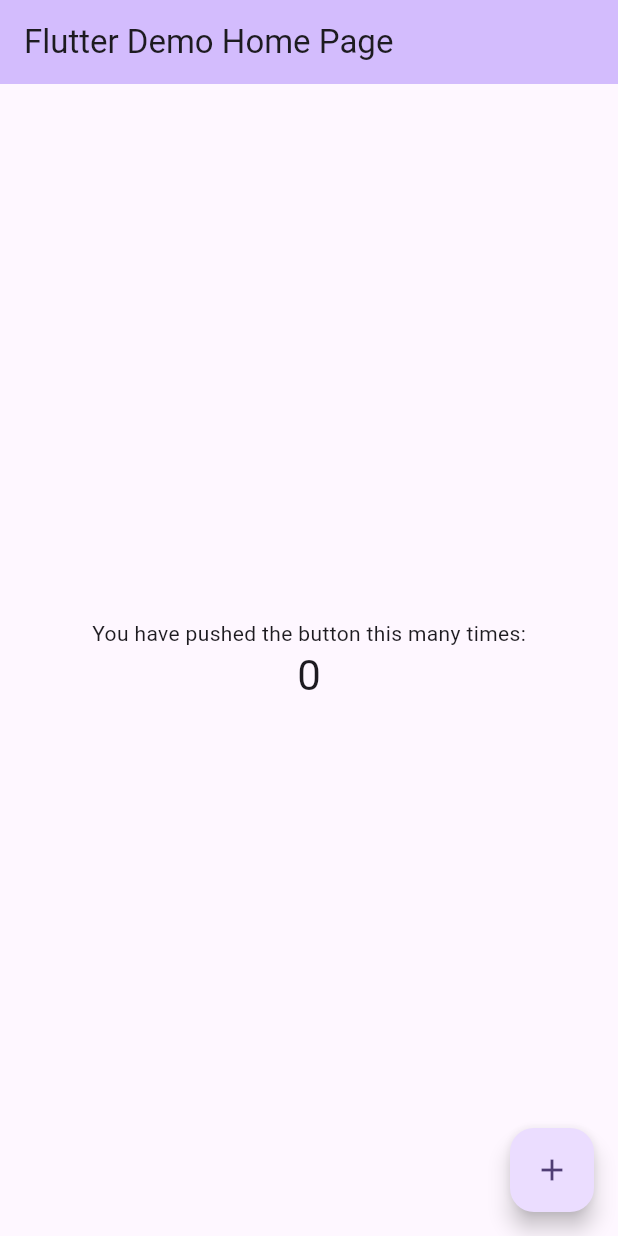
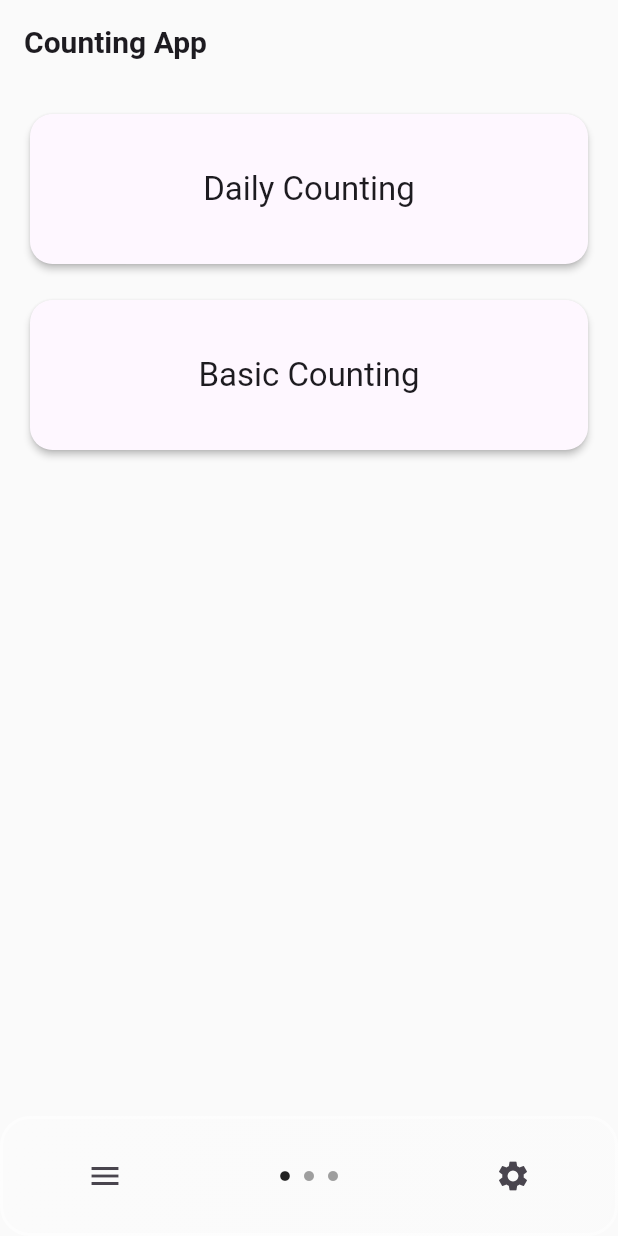
Before and after one commit to mark3lim/counting_mobile_app, a Flutter app: the screen it shows after launch, on a phone screen of 412 x 824 dp. Run offline on Flutter 3.47's test engine with Material 3 defaults, Android fonts, the phone set to English and light mode, and no system bars; drawn by our look-alikes of glassmorphism; our stand-ins replace flutter_riverpod.

Commit message:
숫자 세는 기능 코딩 시작. 일별, 기본 UI/UX 기본 코딩.

```diff
--- /dev/null
+++ b/lib/l10n/app_en.arb
@@ -0,0 +1,11 @@
+{
+  "@@locale": "en",
+  "appTitle": "Counting App",
+  "dailyCounting": "Daily Counting",
+  "basicCounting": "Basic Counting",
+  "addCategory": "Add Category",
+  "categoryName": "Category Name",
+  "add": "Add",
+  "cancel": "Cancel",
+  "delete": "Delete"
+}
--- a/lib/main.dart
+++ b/lib/main.dart
@@ -1,122 +1,47 @@
+import 'package:counting_app/generated/l10n/app_localizations.dart';
 import 'package:flutter/material.dart';
+import 'package:flutter_riverpod/flutter_riverpod.dart';
+import 'package:counting_app/presentation/views/home_view.dart';
 
 void main() {
-  runApp(const MyApp());
+  // Riverpod을 사용하기 위해 ProviderScope로 앱을 감싸줍니다.
+  runApp(const ProviderScope(child: MyApp()));
 }
 
 class MyApp extends StatelessWidget {
+  /// MyApp 위젯의 생성자입니다.
   const MyApp({super.key});
 
-  // This widget is the root of your application.
+  // 이 위젯은 애플리케이션의 루트입니다.
   @override
   Widget build(BuildContext context) {
     return MaterialApp(
-      title: 'Flutter Demo',
+      debugShowCheckedModeBanner: false,
+      title: 'Counting App',
       theme: ThemeData(
-        // This is the theme of your application.
-        //
-        // TRY THIS: Try running your application with "flutter run". You'll see
-        // the application has a purple toolbar. Then, without quitting the app,
-        // try changing the seedColor in the colorScheme below to Colors.green
-        // and then invoke "hot reload" (save your changes or press the "hot
-        // reload" button in a Flutter-supported IDE, or press "r" if you used
-        // the command line to start the app).
-        //
-        // Notice that the counter didn't reset back to zero; the application
-        // state is not lost during the reload. To reset the state, use hot
-        // restart instead.
-        //
-        // This works for code too, not just values: Most code changes can be
-        // tested with just a hot reload.
+        brightness: Brightness.light,
         colorScheme: ColorScheme.fromSeed(seedColor: Colors.deepPurple),
+        scaffoldBackgroundColor: const Color(0xFFFAFAFA),
+        appBarTheme: const AppBarTheme(
+          backgroundColor: Color(0xFFFAFAFA),
+          elevation: 0,
+        ),
+        useMaterial3: true,
       ),
-      home: const MyHomePage(title: 'Flutter Demo Home Page'),
+      darkTheme: ThemeData(
+        brightness: Brightness.dark,
+        colorScheme: ColorScheme.fromSeed(
+            seedColor: Colors.deepPurple, brightness: Brightness.dark),
+        appBarTheme: AppBarTheme(
+          backgroundColor: Colors.grey[900],
+          elevation: 0,
+        ),
+        useMaterial3: true,
+      ),
+      themeMode: ThemeMode.system,
+      localizationsDelegates: AppLocalizations.localizationsDelegates,
+      supportedLocales: AppLocalizations.supportedLocales,
+      home: const HomeView(),
     );
   }
 }
-
-class MyHomePage extends StatefulWidget {
-  const MyHomePage({super.key, required this.title});
-
-  // This widget is the home page of your application. It is stateful, meaning
-  // that it has a State object (defined below) that contains fields that affect
-  // how it looks.
-
-  // This class is the configuration for the state. It holds the values (in this
-  // case the title) provided by the parent (in this case the App widget) and
-  // used by the build method of the State. Fields in a Widget subclass are
-  // always marked "final".
-
-  final String title;
-
-  @override
-  State<MyHomePage> createState() => _MyHomePageState();
-}
-
-class _MyHomePageState extends State<MyHomePage> {
-  int _counter = 0;
-
-  void _incrementCounter() {
-    setState(() {
-      // This call to setState tells the Flutter framework that something has
-      // changed in this State, which causes it to rerun the build method below
-      // so that the display can reflect the updated values. If we changed
-      // _counter without calling setState(), then the build method would not be
-      // called again, and so nothing would appear to happen.
-      _counter++;
-    });
-  }
-
-  @override
-  Widget build(BuildContext context) {
-    // This method is rerun every time setState is called, for instance as done
-    // by the _incrementCounter method above.
-    //
-    // The Flutter framework has been optimized to make rerunning build methods
-    // fast, so that you can just rebuild anything that needs updating rather
-    // than having to individually change instances of widgets.
-    return Scaffold(
-      appBar: AppBar(
-        // TRY THIS: Try changing the color here to a specific color (to
-        // Colors.amber, perhaps?) and trigger a hot reload to see the AppBar
-        // change color while the other colors stay the same.
-        backgroundColor: Theme.of(context).colorScheme.inversePrimary,
-        // Here we take the value from the MyHomePage object that was created by
-        // the App.build method, and use it to set our appbar title.
-        title: Text(widget.title),
-      ),
-      body: Center(
-        // Center is a layout widget. It takes a single child and positions it
-        // in the middle of the parent.
-        child: Column(
-          // Column is also a layout widget. It takes a list of children and
-          // arranges them vertically. By default, it sizes itself to fit its
-          // children horizontally, and tries to be as tall as its parent.
-          //
-          // Column has various properties to control how it sizes itself and
-          // how it positions its children. Here we use mainAxisAlignment to
-          // center the children vertically; the main axis here is the vertical
-          // axis because Columns are vertical (the cross axis would be
-          // horizontal).
-          //
-          // TRY THIS: Invoke "debug painting" (choose the "Toggle Debug Paint"
-          // action in the IDE, or press "p" in the console), to see the
-          // wireframe for each widget.
-          mainAxisAlignment: MainAxisAlignment.center,
-          children: <Widget>[
-            const Text('You have pushed the button this many times:'),
-            Text(
-              '$_counter',
-              style: Theme.of(context).textTheme.headlineMedium,
-            ),
-          ],
-        ),
-      ),
-      floatingActionButton: FloatingActionButton(
-        onPressed: _incrementCounter,
-        tooltip: 'Increment',
-        child: const Icon(Icons.add),
-      ), // This trailing comma makes auto-formatting nicer for build methods.
-    );
-  }
-}
--- /dev/null
+++ b/lib/presentation/views/home_view.dart
@@ -0,0 +1,57 @@
+import 'package:counting_app/generated/l10n/app_localizations.dart';
+import 'package:counting_app/presentation/views/basic_counting_view.dart';
+import 'package:counting_app/presentation/views/daily_counting_view.dart';
+import 'package:flutter/material.dart';
+import '../widgets/bottom_nav_bar.dart';
+import '../widgets/counting_card.dart';
+
+class HomeView extends StatelessWidget {
+  // 홈 뷰의 라우트 이름을 정의합니다.
+  static const String routeName = '/home';
+
+  const HomeView({super.key});
+
+  @override
+  Widget build(BuildContext context) {
+    // 화면의 기본 구조를 설정합니다.
+    return Scaffold(
+      appBar: AppBar(
+        title: Text(AppLocalizations.of(context)!.appTitle),
+        titleTextStyle: TextStyle(
+            color: Theme.of(context).colorScheme.onSurface,
+            fontWeight: FontWeight.bold,
+            fontSize: 20.0),
+      ),
+      body: Padding(
+        padding: const EdgeInsets.all(16.0),
+        child: Column(
+          crossAxisAlignment: CrossAxisAlignment.stretch,
+          children: [
+            CountingCard(
+              text: AppLocalizations.of(context)!.dailyCounting,
+              onTap: () {
+                Navigator.push(
+                  context,
+                  MaterialPageRoute(
+                      builder: (context) => const DailyCountingView()),
+                );
+              },
+            ),
+            const SizedBox(height: 16),
+            CountingCard(
+              text: AppLocalizations.of(context)!.basicCounting,
+              onTap: () {
+                Navigator.push(
+                  context,
+                  MaterialPageRoute(
+                      builder: (context) => const BasicCountingView()),
+                );
+              },
+            ),
+          ],
+        ),
+      ),
+      bottomNavigationBar: const BottomNavBar(),
+    );
+  }
+}
--- /dev/null
+++ b/lib/presentation/widgets/bottom_nav_bar.dart
@@ -0,0 +1,72 @@
+import 'package:flutter/material.dart';
+import 'package:glassmorphism/glassmorphism.dart';
+
+class BottomNavBar extends StatelessWidget {
+  // 하단 네비게이션 바 위젯입니다.
+  const BottomNavBar({super.key});
+
+  @override
+  Widget build(BuildContext context) {
+    // 현재 테마의 밝기 모드를 확인합니다.
+    final isDarkMode = Theme.of(context).brightness == Brightness.dark;
+
+    // Glassmorphic 위젯을 사용하여 liquid glass 효과를 적용합니다.
+    return GlassmorphicContainer(
+      width: double.infinity,
+      height: 80,
+      borderRadius: 20,
+      blur: 10,
+      alignment: Alignment.center,
+      border: 2,
+      linearGradient: LinearGradient(
+        begin: Alignment.topLeft,
+        end: Alignment.bottomRight,
+        colors: [
+          isDarkMode
+              ? Colors.white.withAlpha(25)
+              : Colors.white.withAlpha(51),
+          isDarkMode
+              ? Colors.white.withAlpha(12)
+              : Colors.white.withAlpha(25),
+        ],
+      ),
+      borderGradient: LinearGradient(
+        begin: Alignment.topLeft,
+        end: Alignment.bottomRight,
+        colors: [
+          isDarkMode
+              ? Colors.white.withAlpha(128)
+              : Colors.white.withAlpha(128),
+          isDarkMode
+              ? Colors.white.withAlpha(128)
+              : Colors.white.withAlpha(128),
+        ],
+      ),
+      child: Row(
+        mainAxisAlignment: MainAxisAlignment.spaceAround,
+        children: [
+          // 햄버거 아이콘 버튼
+          IconButton(
+            icon: const Icon(Icons.menu),
+            onPressed: () {},
+          ),
+          // 페이지를 나타내는 점
+          const Row(
+            children: [
+              Icon(Icons.circle, size: 8),
+              SizedBox(width: 8),
+              Icon(Icons.circle, size: 8, color: Colors.grey),
+              SizedBox(width: 8),
+              Icon(Icons.circle, size: 8, color: Colors.grey),
+            ],
+          ),
+          // 설정 아이콘 버튼
+          IconButton(
+            icon: const Icon(Icons.settings),
+            onPressed: () {},
+          ),
+        ],
+      ),
+    );
+  }
+}
--- /dev/null
+++ b/lib/presentation/widgets/counting_card.dart
@@ -0,0 +1,87 @@
+import 'package:flutter/material.dart';
+
+class CountingCard extends StatefulWidget {
+  // 카드에 표시될 텍스트입니다.
+  final String text;
+
+  // 카드를 눌렀을 때 실행될 콜백 함수입니다.
+  final VoidCallback? onTap;
+
+  const CountingCard({
+    super.key,
+    required this.text,
+    this.onTap,
+  });
+
+  @override
+  State<CountingCard> createState() => _CountingCardState();
+}
+
+class _CountingCardState extends State<CountingCard>
+    with SingleTickerProviderStateMixin {
+  late AnimationController _controller;
+
+  @override
+  void initState() {
+    super.initState();
+    _controller = AnimationController(
+      vsync: this,
+      duration: const Duration(milliseconds: 100),
+    );
+  }
+
+  @override
+  void dispose() {
+    _controller.dispose();
+    super.dispose();
+  }
+
+  void _onTapDown(TapDownDetails details) {
+    _controller.forward();
+  }
+
+  void _onTapUp(TapUpDetails details) {
+    _controller.reverse().then((_) {
+      widget.onTap?.call();
+    });
+  }
+
+  void _onTapCancel() {
+    _controller.reverse();
+  }
+
+  @override
+  Widget build(BuildContext context) {
+    final isDarkMode = Theme.of(context).brightness == Brightness.dark;
+    final cardColor = Theme.of(context).cardColor;
+    final highlightColor = isDarkMode ? Colors.grey.shade800 : Colors.grey.shade200;
+
+    // 터치 이벤트를 감지하는 위젯입니다.
+    return GestureDetector(
+      onTapDown: _onTapDown,
+      onTapUp: _onTapUp,
+      onTapCancel: _onTapCancel,
+      child: AnimatedBuilder(
+        animation: _controller,
+        builder: (context, child) {
+          return Card(
+            elevation: 2.0,
+            color: Color.lerp(cardColor, highlightColor, _controller.value),
+            shape: RoundedRectangleBorder(
+              borderRadius: BorderRadius.circular(15.0),
+            ),
+            child: SizedBox(
+              height: 100,
+              child: Center(
+                child: Text(
+                  widget.text,
+                  style: Theme.of(context).textTheme.titleLarge,
+                ),
+              ),
+            ),
+          );
+        },
+      ),
+    );
+  }
+}
```
Also changed, not shown: lib/l10n/app_ko.arb (added, +11 -0 lines), lib/presentation/views/basic_counting_view.dart (added, +182 -0 lines), lib/presentation/views/daily_counting_view.dart (added, +22 -0 lines), pubspec.yaml (+8 -9 lines), lib/generated/l10n/app_localizations.dart (added), lib/generated/l10n/app_localizations_en.dart (added), lib/generated/l10n/app_localizations_ko.dart (added), 64 other files.
